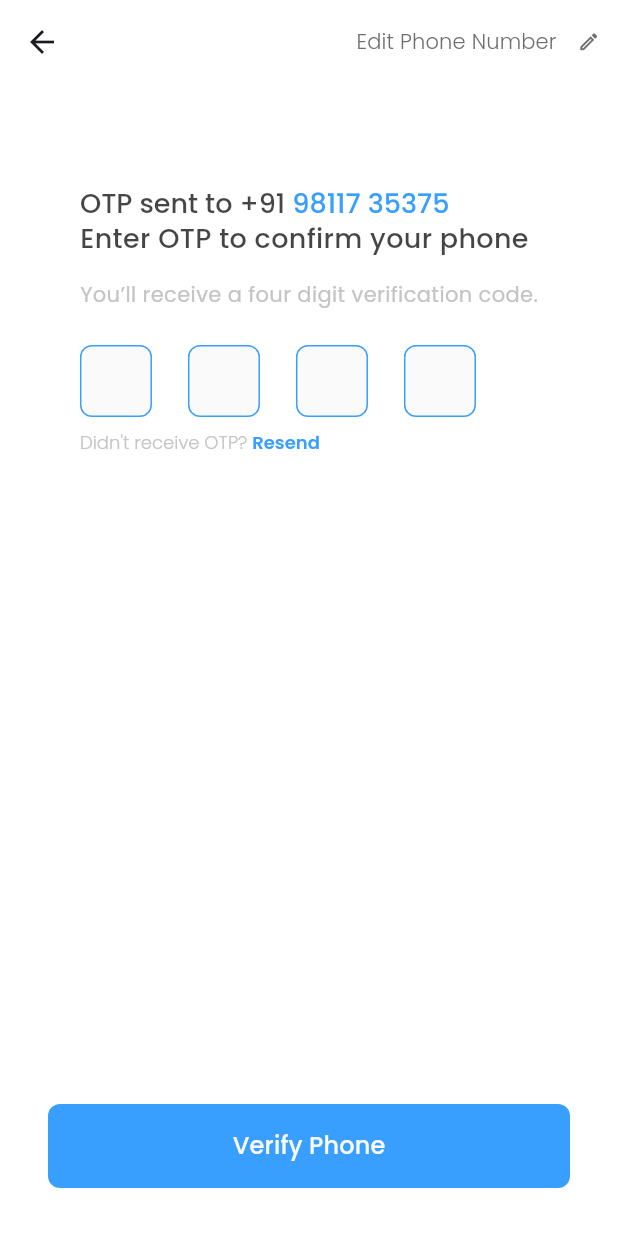
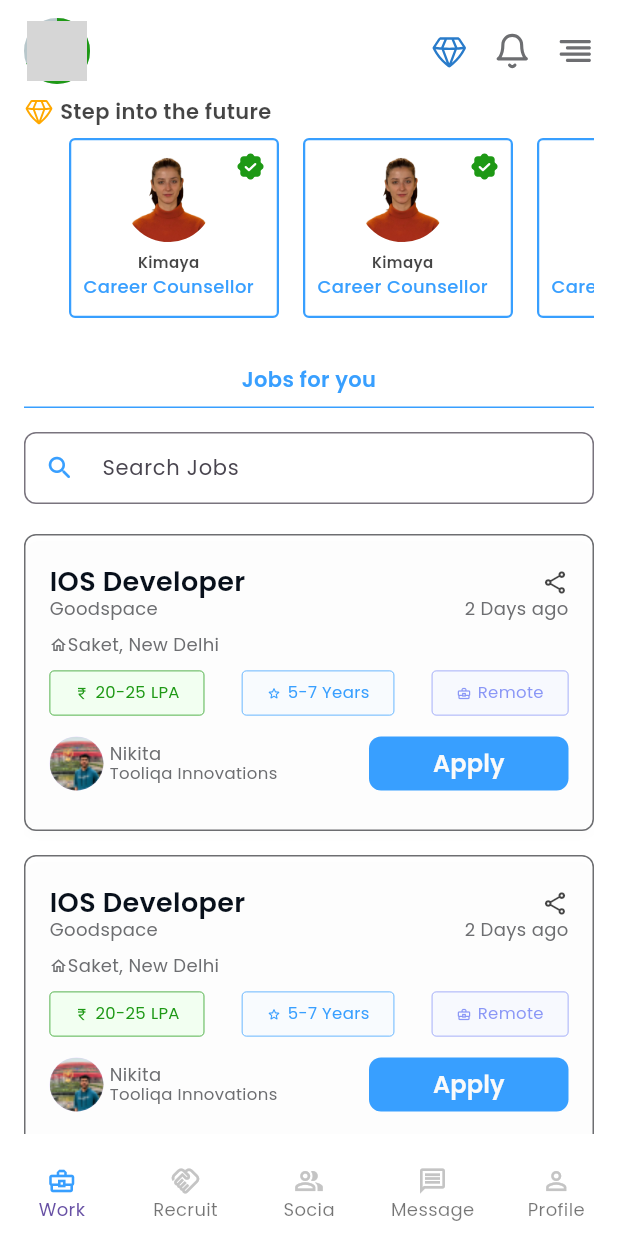
Before and after one commit to seutkarsh/goodspace-task, a Flutter app: the OTP screen opened by its route, after a tap on "Verify Phone", on a phone screen of 412 x 824 dp. Run offline on Flutter 3.47's test engine with Material 3 defaults, Android fonts, the phone set to English and light mode, and no system bars; drawn by our look-alikes of percent_indicator, pinput; our stand-ins replace carousel_slider, flutter_svg, get, google_fonts, intl_phone_field; network calls fail; grey boxes are pictures that could not be loaded.

Commit message:
Dashboard Ui Implemented

```diff
--- a/lib/main.dart
+++ b/lib/main.dart
@@ -1,10 +1,12 @@
 import 'package:flutter/material.dart';
 import 'package:flutter/services.dart';
 import 'package:get/get.dart';
+import 'package:goodspace/screens/Dashboard/dashboard.dart';
 import 'package:goodspace/screens/SignUp/otp.dart';
 import 'package:goodspace/screens/SignUp/sign_up.dart';
 import 'package:goodspace/screens/SplashScreen/splash_screen.dart';
 import 'package:goodspace/utils/colors.dart';
+import 'package:goodspace/utils/theme.dart';
 
 void main() {
   runApp(const MyApp());
@@ -30,6 +32,10 @@ class MyApp extends StatelessWidget {
         GetPage(
           name: "/otp",
           page: () => const OTP(),
+        ),
+        GetPage(
+          name: "/dashboard",
+          page: () => const Dashboard(),
         )
       ],
       title: 'Goodspace Task',
@@ -38,7 +44,8 @@ class MyApp extends StatelessWidget {
           //     seedColor: Colors.white, background: Colors.white),
           useMaterial3: true,
           dialogBackgroundColor: Colors.white,
-          scaffoldBackgroundColor: Colors.white),
+          scaffoldBackgroundColor: Colors.white,
+          bottomNavigationBarTheme: AppTheme.bottomNavigationBarThemeData),
       home: SplashScreen(),
     );
   }
--- /dev/null
+++ b/lib/screens/Dashboard/dashboard.dart
@@ -0,0 +1,126 @@
+import 'package:flutter/foundation.dart';
+import 'package:flutter/material.dart';
+import 'package:flutter_svg/svg.dart';
+import 'package:goodspace/utils/colors.dart';
+import 'package:goodspace/utils/input_decoration.dart';
+import 'package:goodspace/widgets/dashboard_top_row.dart';
+import 'package:goodspace/widgets/job_tile.dart';
+import 'package:goodspace/widgets/trainer_tile.dart';
+import 'package:google_fonts/google_fonts.dart';
+
+class Dashboard extends StatefulWidget {
+  const Dashboard({super.key});
+
+  @override
+  State<Dashboard> createState() => _DashboardState();
+}
+
+class _DashboardState extends State<Dashboard> {
+  final List<BottomNavigationBarItem> navigationList = const [
+    BottomNavigationBarItem(
+        icon: Icon(Icons.business_center_outlined), label: "Work"),
+    BottomNavigationBarItem(
+        icon: Icon(Icons.handshake_outlined), label: "Recruit"),
+    BottomNavigationBarItem(
+        icon: Icon(Icons.people_alt_outlined), label: "Socia"),
+    BottomNavigationBarItem(
+        icon: Icon(Icons.message_outlined), label: "Message"),
+    BottomNavigationBarItem(icon: Icon(Icons.person_outline), label: "Profile"),
+  ];
+  @override
+  Widget build(BuildContext context) {
+    return SafeArea(
+        child: GestureDetector(
+      onTap: () => FocusManager.instance.primaryFocus?.unfocus(),
+      child: Scaffold(
+        body: Padding(
+          padding: const EdgeInsets.symmetric(horizontal: 16, vertical: 12),
+          child: Column(
+            children: [
+              DashboardTopRow(),
+              SizedBox(
+                height: 8,
+              ),
+              Row(
+                children: [
+                  SvgPicture.asset(
+                    "assets/vectors/premiumIcon.svg",
+                    color: AppColors.premiumGolden,
+                    height: 20,
+                  ),
+                  SizedBox(
+                    width: 4,
+                  ),
+                  Text(
+                    "Step into the future",
+                    style: GoogleFonts.poppins(
+                        color: AppColors.black73,
+                        fontSize: 14,
+                        fontWeight: FontWeight.w600),
+                  )
+                ],
+              ),
+              SizedBox(
+                height: 8,
+              ),
+              SizedBox(
+                height: 120,
+                child: ListView.separated(
+                  separatorBuilder: (context, index) => SizedBox(
+                    width: 16,
+                  ),
+                  padding: EdgeInsets.symmetric(horizontal: 30),
+                  itemCount: 8,
+                  scrollDirection: Axis.horizontal,
+                  itemBuilder: (context, index) => TrainerTile(),
+                ),
+              ),
+              SizedBox(
+                height: 24,
+              ),
+              Padding(
+                padding: const EdgeInsets.symmetric(vertical: 9),
+                child: Text(
+                  "Jobs for you",
+                  textAlign: TextAlign.center,
+                  style: GoogleFonts.poppins(
+                      color: AppColors.primary,
+                      fontSize: 14,
+                      height: 1.2,
+                      fontWeight: FontWeight.w600),
+                ),
+              ),
+              Divider(
+                color: AppColors.primary,
+                thickness: 1,
+                height: 1,
+              ),
+              SizedBox(
+                height: 16,
+              ),
+              TextFormField(
+                style: GoogleFonts.poppins(
+                  fontSize: 14,
+                  fontWeight: FontWeight.w400,
+                  color: AppColors.gsGrey,
+                ),
+                cursorColor: AppColors.primary,
+                decoration: AppInputDecoration.searchBar,
+              ),
+              SizedBox(
+                height: 20,
+              ),
+              Expanded(
+                child: ListView.separated(
+                    itemBuilder: (context, index) => JobTile(),
+                    separatorBuilder: (context, index) => SizedBox(height: 16),
+                    itemCount: 5),
+              )
+            ],
+          ),
+        ),
+        bottomNavigationBar: BottomNavigationBar(items: navigationList),
+      ),
+    ));
+  }
+}
--- a/lib/screens/SignUp/otp.dart
+++ b/lib/screens/SignUp/otp.dart
@@ -204,7 +204,7 @@ class _OTPState extends State<OTP> {
                   text: "Verify Phone",
                   onPressed: () {
                     // print("OTP");
-                    // Get.toNamed("/otp");
+                    Get.offAndToNamed("/dashboard");
                   },
                 )
               ],
--- a/lib/utils/colors.dart
+++ b/lib/utils/colors.dart
@@ -9,4 +9,12 @@ class AppColors {
   static const Color lightRed = Color.fromRGBO(255, 32, 56, 0.70);
   static const Color appBarButton = Color(0xff6D6E71);
   static const Color black73 = Color.fromRGBO(0, 0, 0, 0.73);
+  static const Color progressGreen = Color(0xff1E9915);
+  static const Color premiumGolden = Color(0xffFFA800);
+  static const Color gsLightestGrey = Color(0xff6d6e71);
+  static const Color jobTileTitle = Color(0xff08101b);
+  static const Color tileBlue = Color.fromRGBO(97, 114, 243, 0.73);
+  static const Color jobTileBlockBg = Color(0xfff2fff1);
+  static const Color jobTileBlockBg2 = Color.fromRGBO(240, 249, 255, 0.4);
+  static const Color jobTileBlockBg3 = Color.fromRGBO(238, 244, 255, 0.4);
 }
--- a/lib/utils/input_decoration.dart
+++ b/lib/utils/input_decoration.dart
@@ -29,4 +29,14 @@ class AppInputDecoration {
       ),
     ),
   );
+
+  static InputDecoration searchBar = phoneField.copyWith(
+      fillColor: Color.fromRGBO(242, 242, 242, 0.4),
+      isDense: true,
+      hintText: "Search Jobs",
+      prefixIcon: Icon(
+        Icons.search_rounded,
+        size: 20,
+        color: AppColors.primary,
+      ));
 }
--- a/lib/utils/theme.dart
+++ b/lib/utils/theme.dart
@@ -17,4 +17,18 @@ class AppTheme {
       border: Border.all(color: AppColors.primary),
     ),
   );
+
+  static BottomNavigationBarThemeData bottomNavigationBarThemeData =
+      BottomNavigationBarThemeData(
+          type: BottomNavigationBarType.fixed,
+          backgroundColor: Colors.white,
+          elevation: 0,
+          showUnselectedLabels: true,
+          showSelectedLabels: true,
+          selectedLabelStyle:
+              GoogleFonts.poppins(color: AppColors.primary, fontSize: 12),
+          unselectedLabelStyle:
+              GoogleFonts.poppins(color: AppColors.gsGrey, fontSize: 12),
+          unselectedIconTheme: IconThemeData(color: AppColors.gsGrey, size: 20),
+          selectedIconTheme: IconThemeData(color: AppColors.primary, size: 20));
 }
--- /dev/null
+++ b/lib/widgets/dashboard_top_row.dart
@@ -0,0 +1,46 @@
+import 'package:flutter/foundation.dart';
+import 'package:flutter/material.dart';
+import 'package:flutter_svg/svg.dart';
+import 'package:goodspace/utils/colors.dart';
+import 'package:percent_indicator/circular_percent_indicator.dart';
+
+class DashboardTopRow extends StatelessWidget {
+  const DashboardTopRow({super.key});
+
+  @override
+  Widget build(BuildContext context) {
+    return SizedBox(
+      height: 44,
+      child: Row(
+        mainAxisAlignment: MainAxisAlignment.spaceBetween,
+        children: [
+          CircularPercentIndicator(
+            progressColor: AppColors.progressGreen,
+            radius: 22,
+            percent: 0.69,
+            center: CircleAvatar(
+                radius: 20,
+                foregroundImage: NetworkImage(
+                    "https://encrypted-tbn0.gstatic.com/images?q=tbn:ANd9GcT9ZX1LM8KEtgISby0DuOAOJkQH7XEHYr-tsg&usqp=CAU")),
+          ),
+          Row(
+            children: [
+              SvgPicture.asset(
+                "assets/vectors/premiumIcon.svg",
+                height: 25,
+              ),
+              SizedBox(
+                width: 17,
+              ),
+              SvgPicture.asset("assets/vectors/bellIcon.svg", height: 25),
+              SizedBox(
+                width: 17,
+              ),
+              SvgPicture.asset("assets/vectors/leftAlign.svg", height: 25),
+            ],
+          )
+        ],
+      ),
+    );
+  }
+}
--- /dev/null
+++ b/lib/widgets/jobTileButton.dart
@@ -0,0 +1,31 @@
+import 'package:flutter/foundation.dart';
+import 'package:flutter/material.dart';
+import 'package:goodspace/utils/colors.dart';
+import 'package:google_fonts/google_fonts.dart';
+
+class JobTileButton extends StatelessWidget {
+  final String text;
+  final VoidCallback onPressed;
+  const JobTileButton({super.key, required this.text, required this.onPressed});
+
+  @override
+  Widget build(BuildContext context) {
+    return TextButton(
+        onPressed: onPressed,
+        child: Text(
+          text,
+          style: GoogleFonts.poppins(
+              color: AppColors.secondary,
+              fontSize: 16,
+              fontWeight: FontWeight.w600,
+              height: 1.06),
+        ),
+        style: TextButton.styleFrom(
+            shape:
+                RoundedRectangleBorder(borderRadius: BorderRadius.circular(8)),
+            minimumSize: const Size(133, 36),
+            backgroundColor: AppColors.primary,
+            foregroundColor: AppColors.secondary,
+            padding: EdgeInsets.symmetric(vertical: 9, horizontal: 0)));
+  }
+}
--- /dev/null
+++ b/lib/widgets/job_tile.dart
@@ -0,0 +1,216 @@
+import 'package:flutter/foundation.dart';
+import 'package:flutter/material.dart';
+import 'package:goodspace/utils/colors.dart';
+import 'package:goodspace/widgets/jobTileButton.dart';
+import 'package:goodspace/widgets/primary_button.dart';
+import 'package:google_fonts/google_fonts.dart';
+
+class JobTile extends StatelessWidget {
+  const JobTile({super.key});
+
+  @override
+  Widget build(BuildContext context) {
+    return Container(
+        padding: EdgeInsets.symmetric(horizontal: 16, vertical: 20),
+        decoration: BoxDecoration(
+            border: Border.all(
+              color: AppColors.gsLightestGrey,
+            ),
+            borderRadius: BorderRadius.circular(8),
+            boxShadow: [
+              BoxShadow(
+                  color: Color.fromRGBO(245, 245, 245, 0.25),
+                  offset: Offset(0, 4),
+                  blurRadius: 4)
+            ]),
+        child: Column(
+          children: [
+            Row(
+              mainAxisAlignment: MainAxisAlignment.spaceBetween,
+              children: [
+                Text(
+                  "IOS Developer",
+                  style: GoogleFonts.poppins(
+                      color: AppColors.jobTileTitle,
+                      fontSize: 18,
+                      height: 1.2,
+                      fontWeight: FontWeight.w600),
+                ),
+                Icon(
+                  Icons.share_outlined,
+                  color: AppColors.black73,
+                  size: 18,
+                )
+              ],
+            ),
+            Row(
+              mainAxisAlignment: MainAxisAlignment.spaceBetween,
+              children: [
+                Text(
+                  "Goodspace",
+                  style: GoogleFonts.poppins(
+                      color: AppColors.appBarButton,
+                      fontSize: 12,
+                      height: 1.2,
+                      fontWeight: FontWeight.w400),
+                ),
+                Text(
+                  "2 Days ago",
+                  style: GoogleFonts.poppins(
+                      color: AppColors.appBarButton,
+                      fontSize: 12,
+                      height: 1.2,
+                      fontWeight: FontWeight.w400),
+                ),
+              ],
+            ),
+            SizedBox(
+              height: 10,
+            ),
+            Row(
+              children: [
+                Icon(
+                  Icons.home_outlined,
+                  size: 12,
+                  color: AppColors.appBarButton,
+                ),
+                Text(
+                  "Saket, New Delhi",
+                  style: GoogleFonts.poppins(
+                      color: AppColors.appBarButton,
+                      fontSize: 12,
+                      height: 1.2,
+                      fontWeight: FontWeight.w400),
+                ),
+              ],
+            ),
+            SizedBox(
+              height: 10,
+            ),
+            Row(mainAxisAlignment: MainAxisAlignment.spaceBetween, children: [
+              Container(
+                padding: EdgeInsets.symmetric(vertical: 8, horizontal: 16),
+                decoration: BoxDecoration(
+                    color: AppColors.jobTileBlockBg,
+                    border:
+                        Border.all(color: AppColors.progressGreen, width: 0.5),
+                    borderRadius: BorderRadius.circular(3)),
+                child: Row(
+                  children: [
+                    Icon(
+                      Icons.currency_rupee,
+                      size: 10,
+                      color: AppColors.progressGreen,
+                    ),
+                    SizedBox(
+                      width: 4,
+                    ),
+                    Text(
+                      "20-25 LPA",
+                      style: GoogleFonts.poppins(
+                          color: AppColors.progressGreen,
+                          fontSize: 11,
+                          height: 1.2,
+                          fontWeight: FontWeight.w400),
+                    ),
+                  ],
+                ),
+              ),
+              Container(
+                padding: EdgeInsets.symmetric(vertical: 8, horizontal: 16),
+                decoration: BoxDecoration(
+                    color: AppColors.jobTileBlockBg2,
+                    border: Border.all(color: AppColors.primary, width: 0.5),
+                    borderRadius: BorderRadius.circular(3)),
+                child: Row(
+                  children: [
+                    Icon(
+                      Icons.star_border_rounded,
+                      size: 10,
+                      color: AppColors.primary,
+                    ),
+                    SizedBox(
+                      width: 4,
+                    ),
+                    Text(
+                      "5-7 Years",
+                      style: GoogleFonts.poppins(
+                          color: AppColors.primary,
+                          fontSize: 11,
+                          height: 1.2,
+                          fontWeight: FontWeight.w400),
+                    ),
+                  ],
+                ),
+              ),
+              Container(
+                padding: EdgeInsets.symmetric(vertical: 8, horizontal: 16),
+                decoration: BoxDecoration(
+                    color: AppColors.jobTileBlockBg3,
+                    border: Border.all(color: AppColors.tileBlue, width: 0.5),
+                    borderRadius: BorderRadius.circular(3)),
+                child: Row(
+                  children: [
+                    Icon(
+                      Icons.business_center_outlined,
+                      size: 10,
+                      color: AppColors.tileBlue,
+                    ),
+                    SizedBox(
+                      width: 4,
+                    ),
+                    Text(
+                      "Remote",
+                      style: GoogleFonts.poppins(
+                          color: AppColors.tileBlue,
+                          fontSize: 11,
+                          height: 1.2,
+                          fontWeight: FontWeight.w400),
+                    ),
+                  ],
+                ),
+              ),
+            ]),
+            SizedBox(
+              height: 8,
+            ),
+            Row(
+              children: [
+                CircleAvatar(
+                  radius: 18,
+                  foregroundImage: AssetImage("assets/images/jobTile.png"),
+                ),
+                SizedBox(
+                  width: 4,
+                ),
+                Expanded(
+                  child: Column(
+                    crossAxisAlignment: CrossAxisAlignment.start,
+                    mainAxisAlignment: MainAxisAlignment.spaceBetween,
+                    children: [
+                      Text(
+                        "Nikita",
+                        style: GoogleFonts.poppins(
+                            color: AppColors.appBarButton,
+                            fontSize: 12,
+                            height: 1.2,
+                            fontWeight: FontWeight.w400),
+                      ),
+                      Text(
+                        "Tooliqa Innovations",
+                        style: GoogleFonts.poppins(
+                            color: AppColors.appBarButton,
+                            fontSize: 11,
+                            height: 1.2,
+                            fontWeight: FontWeight.w400),
+                      ),
+                    ],
+                  ),
+                ),
+                JobTileButton(text: "Apply", onPressed: () {})
+              ],
+            )
+          ],
+        ));
+  }
+}
--- /dev/null
+++ b/lib/widgets/trainer_tile.dart
@@ -0,0 +1,63 @@
+import 'package:flutter/foundation.dart';
+import 'package:flutter/material.dart';
+import 'package:flutter_svg/svg.dart';
+import 'package:goodspace/utils/colors.dart';
+import 'package:google_fonts/google_fonts.dart';
+
+class TrainerTile extends StatelessWidget {
+  const TrainerTile({super.key});
+
+  @override
+  Widget build(BuildContext context) {
+    return Container(
+      // height: 114,
+      width: 140,
+      padding: EdgeInsets.all(8),
+      decoration: BoxDecoration(
+          border: Border.all(color: AppColors.primary, width: 1.5),
+          borderRadius: BorderRadius.circular(4)),
+      child: Stack(children: [
+        Column(
+          children: [
+            Padding(
+              padding: const EdgeInsets.only(bottom: 7),
+              child: CircleAvatar(
+                backgroundColor: Colors.transparent,
+                radius: 30,
+                foregroundImage: AssetImage("assets/images/trainer1.png"),
+              ),
+            ),
+            Text(
+              "Kimaya",
+              style: GoogleFonts.poppins(
+                  color: AppColors.black73,
+                  fontSize: 10,
+                  fontWeight: FontWeight.w600,
+                  height: 1.2),
+            ),
+            SizedBox(
+              height: 4,
+            ),
+            Text(
+              "Career Counsellor",
+              style: GoogleFonts.poppins(
+                  color: AppColors.primary,
+                  fontSize: 12,
+                  fontWeight: FontWeight.w500,
+                  height: 1.2),
+            )
+          ],
+        ),
+        Positioned(
+            height: 19,
+            width: 19,
+            top: 0,
+            right: 0,
+            child: SvgPicture.asset(
+              "assets/vectors/badgeIcon.svg",
+              height: 19,
+            )),
+      ]),
+    );
+  }
+}
--- a/pubspec.yaml
+++ b/pubspec.yaml
@@ -18,6 +18,7 @@ dependencies:
   carousel_slider: ^4.2.1
   intl_phone_field: ^3.2.0
   pinput: ^3.0.1
+  percent_indicator: ^4.2.3
 
 dev_dependencies:
   flutter_test:
```
Also changed, not shown: assets/images/jobTile.png (added), assets/images/trainer1.png (added), assets/vectors/badgeIcon.svg (added), assets/vectors/bellIcon.svg (added), assets/vectors/leftAlign.svg (added), assets/vectors/premiumIcon.svg (added).
